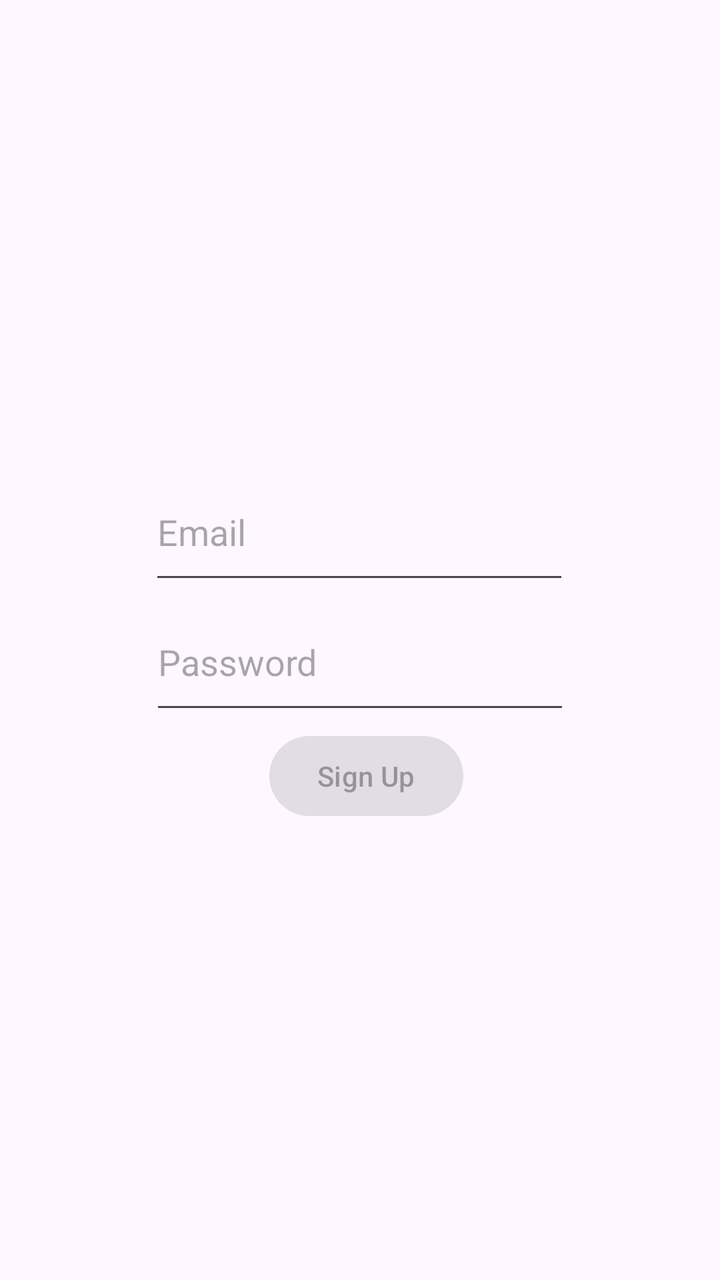
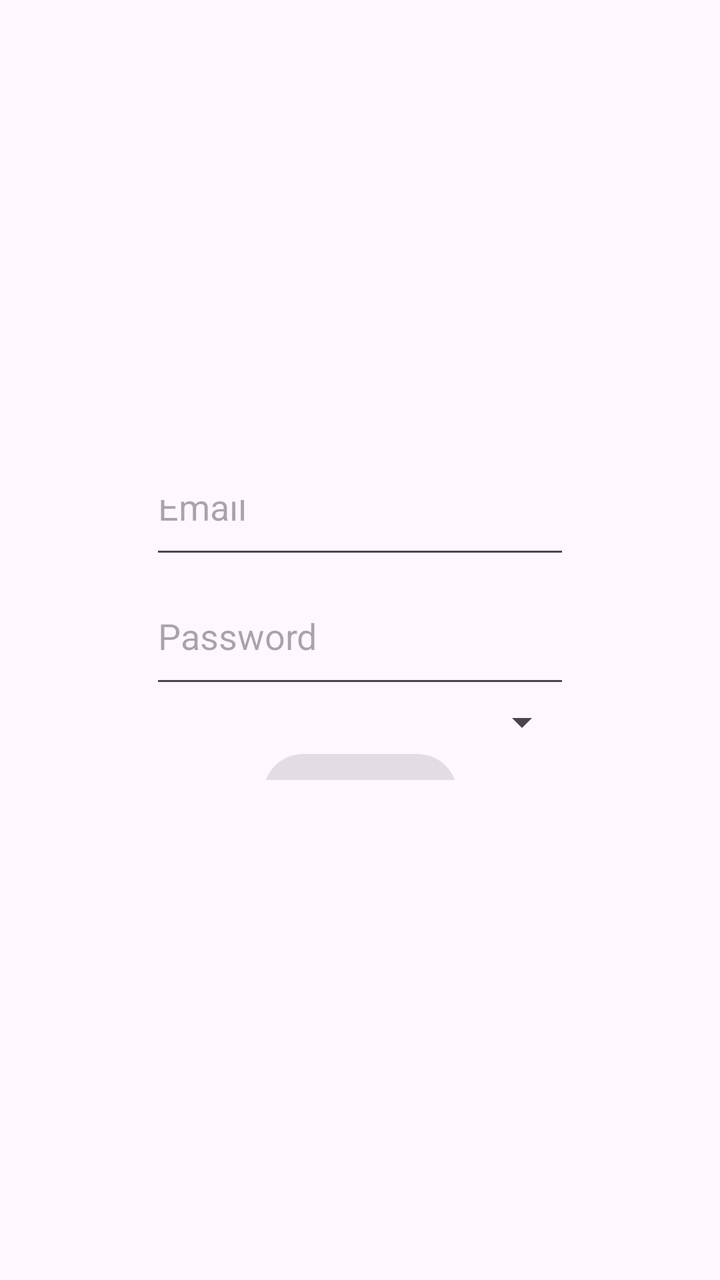

Before-and-after screenshots of an Android layout around one commit, followed by the original layout XML and the change that was made.
<!-- AndroidManifest.xml: application theme Theme._3130_grp8_app -->
<!-- res/layout/activity_signup.xml -->
<?xml version="1.0" encoding="utf-8"?>
<androidx.constraintlayout.widget.ConstraintLayout xmlns:android="http://schemas.android.com/apk/res/android"
    xmlns:app="http://schemas.android.com/apk/res-auto"
    xmlns:tools="http://schemas.android.com/tools"
    android:id="@+id/signupMain"
    android:layout_width="match_parent"
    android:layout_height="match_parent">

    <EditText
        android:id="@+id/emailInput"
        android:layout_width="210dp"
        android:layout_height="65dp"
        android:layout_marginStart="100dp"
        android:layout_marginTop="298dp"
        android:layout_marginEnd="101dp"
        android:ems="10"
        android:hint="Email"
        android:inputType="textEmailAddress"
        app:layout_constraintBottom_toTopOf="@+id/passwordInput"
        app:layout_constraintEnd_toEndOf="parent"
        app:layout_constraintStart_toStartOf="parent"
        app:layout_constraintTop_toTopOf="parent" />

    <EditText
        android:id="@+id/passwordInput"
        android:layout_width="210dp"
        android:layout_height="65dp"
        android:layout_marginStart="101dp"
        android:layout_marginEnd="101dp"
        android:layout_marginBottom="1dp"
        android:ems="10"
        android:hint="Password"
        android:inputType="textPassword"
        app:layout_constraintBottom_toTopOf="@+id/signUpButton"
        app:layout_constraintEnd_toEndOf="parent"
        app:layout_constraintStart_toStartOf="parent"
        app:layout_constraintTop_toBottomOf="@+id/emailInput" />

    <Button
        android:id="@+id/signUpButton"
        android:layout_width="wrap_content"
        android:layout_height="wrap_content"
        android:layout_marginStart="160dp"
        android:layout_marginTop="1dp"
        android:layout_marginEnd="154dp"
        android:layout_marginBottom="294dp"
        android:enabled="false"
        android:text="Sign Up"
        app:layout_constraintBottom_toBottomOf="parent"
        app:layout_constraintEnd_toEndOf="parent"
        app:layout_constraintStart_toStartOf="parent"
        app:layout_constraintTop_toBottomOf="@+id/passwordInput" />
    
    <androidx.coordinatorlayout.widget.CoordinatorLayout
        android:id="@+id/coordinatorLayout"
        android:layout_width="match_parent"
        android:layout_height="match_parent"
        />
</androidx.constraintlayout.widget.ConstraintLayout>
<!-- resources referenced by this layout -->
<resources>
  <style name="Theme._3130_grp8_app" parent="Base.Theme._3130_grp8_app" />
  <style name="Base.Theme._3130_grp8_app" parent="Theme.Material3.DayNight.NoActionBar">
          
          
      </style>
</resources>

<!-- the commit's change to res/layout/activity_signup.xml (unified diff, before → after) -->
@@ -6,54 +6,58 @@
     android:layout_width="match_parent"
     android:layout_height="match_parent">
 
-    <EditText
-        android:id="@+id/emailInput"
-        android:layout_width="210dp"
-        android:layout_height="65dp"
-        android:layout_marginStart="100dp"
-        android:layout_marginTop="298dp"
-        android:layout_marginEnd="101dp"
-        android:ems="10"
-        android:hint="Email"
-        android:inputType="textEmailAddress"
-        app:layout_constraintBottom_toTopOf="@+id/passwordInput"
-        app:layout_constraintEnd_toEndOf="parent"
-        app:layout_constraintStart_toStartOf="parent"
-        app:layout_constraintTop_toTopOf="parent" />
+    <androidx.constraintlayout.widget.ConstraintLayout
+        android:id="@+id/formLayout"
+        android:layout_width="match_parent"
+        android:layout_height="match_parent"
+        android:layout_marginVertical="250dp"
+        android:layout_marginHorizontal="75dp">
 
-    <EditText
-        android:id="@+id/passwordInput"
-        android:layout_width="210dp"
-        android:layout_height="65dp"
-        android:layout_marginStart="101dp"
-        android:layout_marginEnd="101dp"
-        android:layout_marginBottom="1dp"
-        android:ems="10"
-        android:hint="Password"
-        android:inputType="textPassword"
-        app:layout_constraintBottom_toTopOf="@+id/signUpButton"
-        app:layout_constraintEnd_toEndOf="parent"
-        app:layout_constraintStart_toStartOf="parent"
-        app:layout_constraintTop_toBottomOf="@+id/emailInput" />
+        <EditText
+            android:id="@+id/emailInput"
+            android:layout_width="match_parent"
+            android:layout_height="65dp"
+            android:ems="10"
+            android:hint="Email"
+            android:inputType="textEmailAddress"
+            app:layout_constraintTop_toTopOf="parent"
+            app:layout_constraintBottom_toTopOf="@id/passwordInput"/>
 
-    <Button
-        android:id="@+id/signUpButton"
-        android:layout_width="wrap_content"
-        android:layout_height="wrap_content"
-        android:layout_marginStart="160dp"
-        android:layout_marginTop="1dp"
-        android:layout_marginEnd="154dp"
-        android:layout_marginBottom="294dp"
-        android:enabled="false"
-        android:text="Sign Up"
-        app:layout_constraintBottom_toBottomOf="parent"
-        app:layout_constraintEnd_toEndOf="parent"
-        app:layout_constraintStart_toStartOf="parent"
-        app:layout_constraintTop_toBottomOf="@+id/passwordInput" />
-    
+        <EditText
+            android:id="@+id/passwordInput"
+            android:layout_width="match_parent"
+            android:layout_height="65dp"
+            android:ems="10"
+            android:hint="Password"
+            android:inputType="textPassword"
+            app:layout_constraintTop_toBottomOf="@id/emailInput"
+            app:layout_constraintBottom_toTopOf="@id/roleSpinner"/>
+
+        <Spinner
+            android:id="@+id/roleSpinner"
+            android:layout_width="match_parent"
+            android:layout_height="wrap_content"
+            app:layout_constraintBottom_toTopOf="@+id/signUpButton"
+            app:layout_constraintTop_toBottomOf="@+id/passwordInput"
+            />
+
+        <Button
+            android:id="@+id/signUpButton"
+            android:layout_width="wrap_content"
+            android:layout_height="wrap_content"
+            android:enabled="false"
+            android:text="Sign Up"
+            app:layout_constraintBottom_toBottomOf="parent"
+            app:layout_constraintTop_toBottomOf="@id/roleSpinner"
+            app:layout_constraintStart_toStartOf="parent"
+            app:layout_constraintEnd_toEndOf="parent"/>
+    </androidx.constraintlayout.widget.ConstraintLayout>
+
     <androidx.coordinatorlayout.widget.CoordinatorLayout
         android:id="@+id/coordinatorLayout"
         android:layout_width="match_parent"
         android:layout_height="match_parent"
-        />
+        >
+
+    </androidx.coordinatorlayout.widget.CoordinatorLayout>
 </androidx.constraintlayout.widget.ConstraintLayout>
